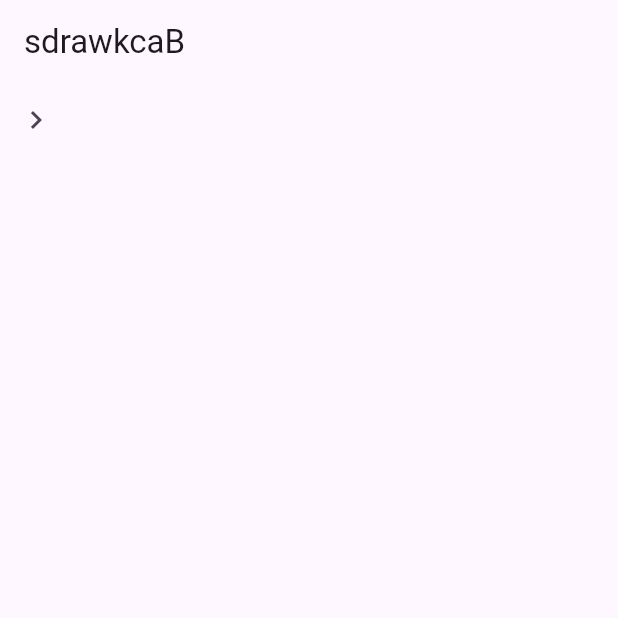
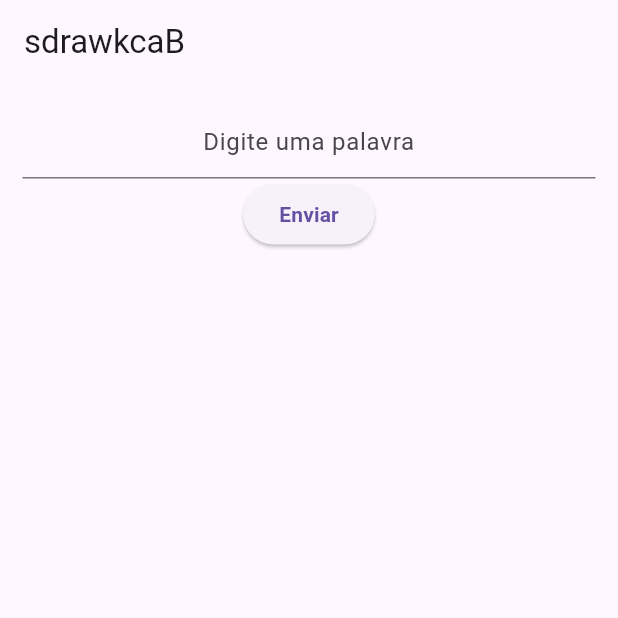
Before and after one commit to oJaciel/sdrawkcaB_App, a Flutter app: the screen it shows after launch, on a phone screen of 412 x 824 dp, the top half of it. Run offline on Flutter 3.47's test engine with Material 3 defaults, Android fonts, the light colour scheme and no system bars; our stand-ins replace flutter_tts.

Commit message:
Componente Formulário
Definido o componente do formulário, que irá conter o TextField que enviará a palavra a ser escrita ao contrário.

```diff
--- /dev/null
+++ b/lib/components/form_component.dart
@@ -0,0 +1,56 @@
+import 'package:flutter/material.dart';
+import 'package:sdrawkcab/utils/app_routes.dart';
+
+class FormComponent extends StatefulWidget {
+  const FormComponent({super.key});
+
+  @override
+  State<FormComponent> createState() => _FormComponentState();
+}
+
+final _formKey = GlobalKey<FormState>();
+
+class _FormComponentState extends State<FormComponent> {
+  final formController = TextEditingController();
+
+  @override
+  Widget build(BuildContext context) {
+    return Form(
+      key: _formKey,
+      child: Center(
+        child: Padding(
+          padding: const EdgeInsets.all(15),
+          child: Column(
+            children: [
+              TextFormField(
+                controller: formController,
+                validator: (value) {
+                  if (value == null || value.isEmpty) {
+                    return 'Por favor, insira algum texto';
+                  }
+                  return null;
+                },
+                textAlign: TextAlign.center,
+                decoration:
+                    const InputDecoration(hintText: "Digite uma palavra"),
+              ),
+              ElevatedButton(
+                onPressed: () {
+                  if (_formKey.currentState!.validate()) {
+                    Navigator.of(context).pushNamed(AppRoutes.RESULT_SCREEN, arguments: formController.text);
+                  }
+                },
+                child: Text(
+                  'Enviar',
+                  style: TextStyle(
+                    fontWeight: FontWeight.bold,
+                  ),
+                ),
+              ),
+            ],
+          ),
+        ),
+      ),
+    );
+  }
+}
--- a/lib/screens/home_screen.dart
+++ b/lib/screens/home_screen.dart
@@ -1,8 +1,8 @@
 import 'package:flutter/material.dart';
-import 'package:sdrawkcab/utils/app_routes.dart';
+import 'package:sdrawkcab/components/form_component.dart';
 
 class HomeScreen extends StatelessWidget {
-  const HomeScreen({super.key});
+
 
   @override
   Widget build(BuildContext context) {
@@ -12,11 +12,7 @@ class HomeScreen extends StatelessWidget {
       ),
       body: Column(
         children: [
-          IconButton(
-            onPressed: () =>
-                Navigator.of(context).pushNamed(AppRoutes.RESULT_SCREEN),
-            icon: Icon(Icons.navigate_next),
-          )
+          FormComponent(),
         ],
       ),
     );
```
